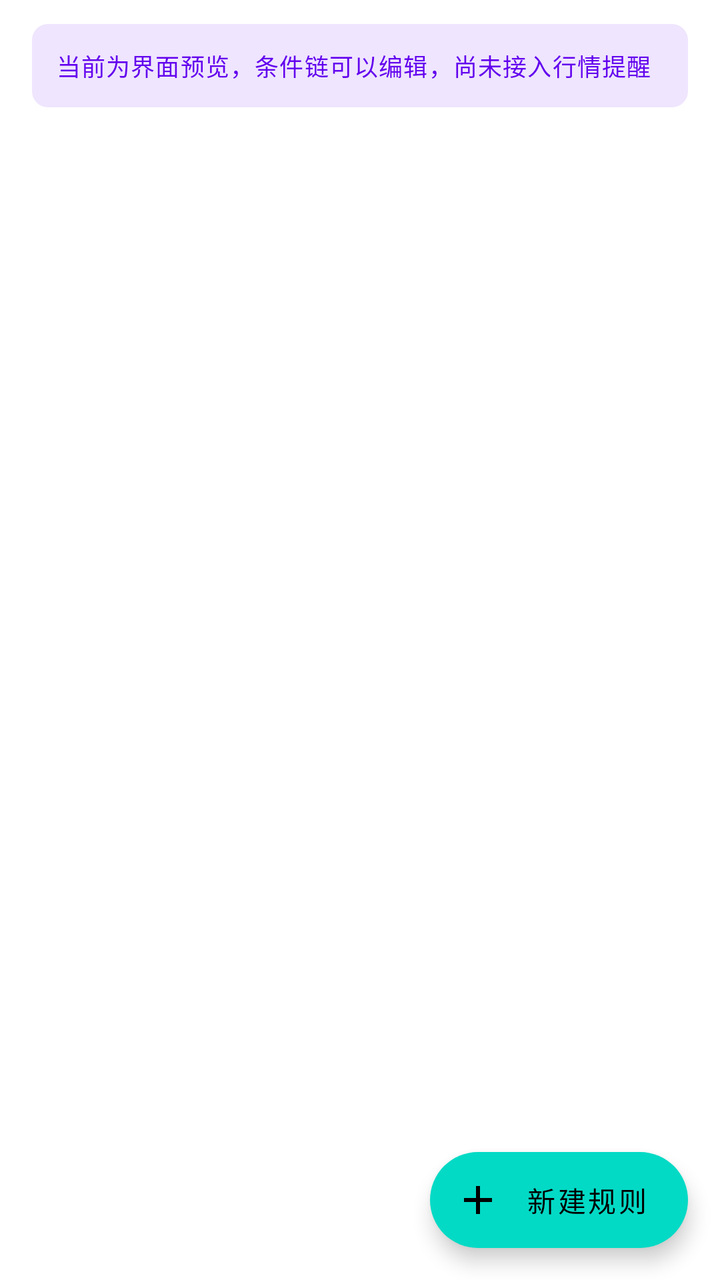
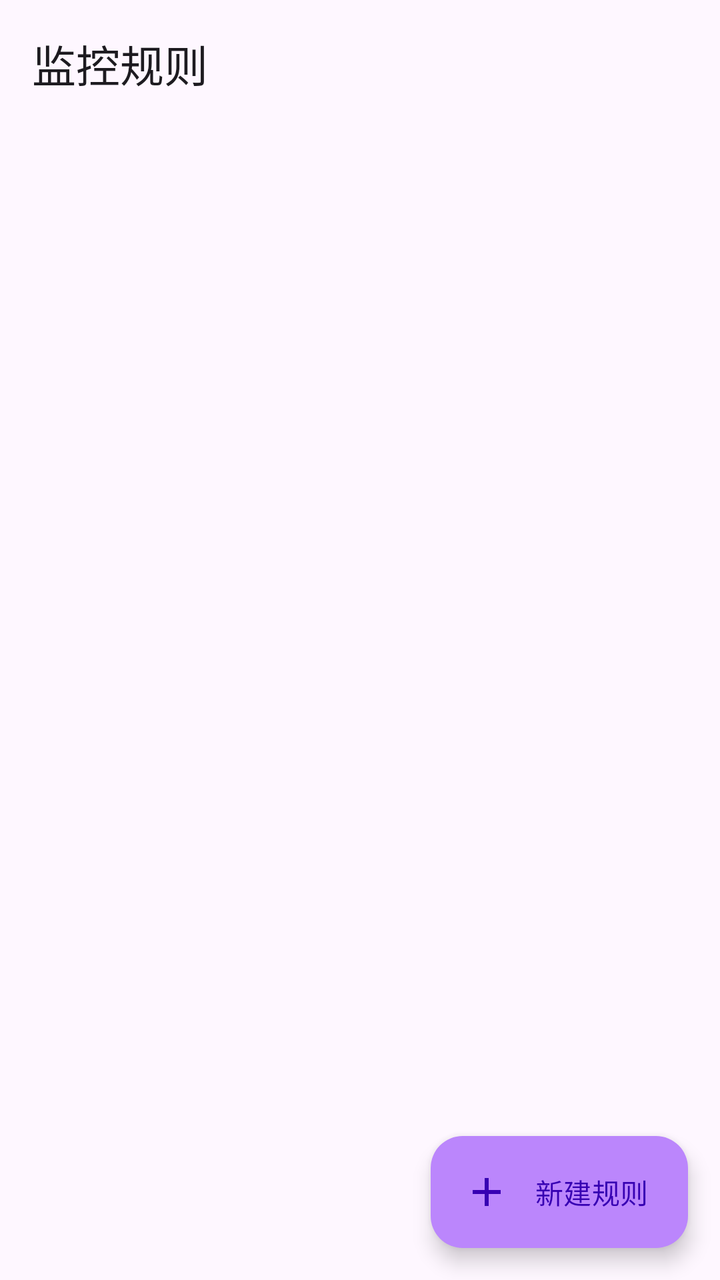

Before-and-after screenshots of an Android layout around one commit, followed by the original layout XML and the change that was made.
<!-- AndroidManifest.xml: application theme Theme.GPTest -->
<!-- res/layout/activity_alert_rules.xml -->
<?xml version="1.0" encoding="utf-8"?>
<androidx.coordinatorlayout.widget.CoordinatorLayout xmlns:android="http://schemas.android.com/apk/res/android"
    xmlns:app="http://schemas.android.com/apk/res-auto"
    android:layout_width="match_parent"
    android:layout_height="match_parent">

    <LinearLayout
        android:layout_width="match_parent"
        android:layout_height="match_parent"
        android:orientation="vertical">

        <TextView
            android:id="@+id/tvPreviewHint"
            android:layout_width="match_parent"
            android:layout_height="wrap_content"
            android:layout_marginStart="16dp"
            android:layout_marginTop="12dp"
            android:layout_marginEnd="16dp"
            android:background="@drawable/bg_alert_banner"
            android:padding="12dp"
            android:text="@string/alert_rules_preview_hint"
            android:textAppearance="?attr/textAppearanceCaption"
            android:textColor="?attr/colorPrimary" />

        <FrameLayout
            android:layout_width="match_parent"
            android:layout_height="0dp"
            android:layout_weight="1">

            <androidx.recyclerview.widget.RecyclerView
                android:id="@+id/rvAlertRules"
                android:layout_width="match_parent"
                android:layout_height="match_parent"
                android:clipToPadding="false"
                android:paddingStart="16dp"
                android:paddingTop="8dp"
                android:paddingEnd="16dp"
                android:paddingBottom="88dp" />

            <LinearLayout
                android:id="@+id/emptyState"
                android:layout_width="match_parent"
                android:layout_height="wrap_content"
                android:layout_gravity="center"
                android:gravity="center"
                android:orientation="vertical"
                android:padding="32dp"
                android:visibility="gone">

                <ImageView
                    android:layout_width="48dp"
                    android:layout_height="48dp"
                    android:contentDescription="@null"
                    android:src="@drawable/ic_notifications" />

                <TextView
                    android:layout_width="wrap_content"
                    android:layout_height="wrap_content"
                    android:layout_marginTop="16dp"
                    android:gravity="center"
                    android:text="@string/alert_rules_empty_title"
                    android:textAppearance="?attr/textAppearanceSubtitle1" />

                <TextView
                    android:layout_width="wrap_content"
                    android:layout_height="wrap_content"
                    android:layout_marginTop="8dp"
                    android:gravity="center"
                    android:text="@string/alert_rules_empty_subtitle"
                    android:textAppearance="?attr/textAppearanceBody2" />
            </LinearLayout>
        </FrameLayout>
    </LinearLayout>

    <com.google.android.material.floatingactionbutton.ExtendedFloatingActionButton
        android:id="@+id/fabAddRule"
        android:layout_width="wrap_content"
        android:layout_height="wrap_content"
        android:layout_gravity="bottom|end"
        android:layout_margin="16dp"
        android:text="@string/alert_rule_new"
        app:icon="@drawable/ic_add" />
</androidx.coordinatorlayout.widget.CoordinatorLayout>
<!-- resources referenced by this layout -->
<resources>
  <!-- drawable bg_alert_banner (drawable) -->
  <?xml version="1.0" encoding="utf-8"?>
  <shape xmlns:android="http://schemas.android.com/apk/res/android">
      <solid android:color="#1A6200EE" />
      <corners android:radius="8dp" />
  </shape>
  <!-- drawable ic_add (drawable) -->
  <vector xmlns:android="http://schemas.android.com/apk/res/android"
      android:width="24dp"
      android:height="24dp"
      android:viewportWidth="24"
      android:viewportHeight="24">
      <path
          android:fillColor="#FFFFFFFF"
          android:pathData="M19,13h-6v6h-2v-6H5v-2h6V5h2v6h6v2z" />
  </vector>
  <!-- drawable ic_notifications (drawable) -->
  <vector xmlns:android="http://schemas.android.com/apk/res/android"
      android:width="24dp"
      android:height="24dp"
      android:viewportWidth="24"
      android:viewportHeight="24"
      android:tint="?attr/colorPrimary">
      <path
          android:fillColor="@android:color/white"
          android:pathData="M12,22c1.1,0 2,-0.9 2,-2h-4c0,1.1 0.89,2 2,2zM18,16v-5c0,-3.07 -1.64,-5.64 -4.5,-6.32V4c0,-0.83 -0.67,-1.5 -1.5,-1.5s-1.5,0.67 -1.5,1.5v0.68C7.63,5.36 6,7.92 6,11v5l-2,2v1h16v-1l-2,-2z" />
  </vector>
  <string name="alert_rule_new">新建规则</string>
  <string name="alert_rules_empty_subtitle">添加一条规则，例如股价涨到某价、或两只股票同时满足条件时通知你</string>
  <string name="alert_rules_empty_title">还没有监控规则</string>
  <string name="alert_rules_preview_hint">当前为界面预览，条件链可以编辑，尚未接入行情提醒</string>
  <style name="Theme.GPTest" parent="Theme.MaterialComponents.DayNight.DarkActionBar">
          
          <item name="colorPrimary">@color/purple_500</item>
          <item name="colorPrimaryVariant">@color/purple_700</item>
          <item name="colorOnPrimary">@color/white</item>
          
          <item name="colorSecondary">@color/teal_200</item>
          <item name="colorSecondaryVariant">@color/teal_700</item>
          <item name="colorOnSecondary">@color/black</item>
          
          <item name="android:statusBarColor">?attr/colorPrimaryVariant</item>
          
      </style>
  <color name="purple_500">#FF6200EE</color>
  <color name="purple_700">#FF3700B3</color>
  <color name="white">#FFFFFFFF</color>
  <color name="teal_200">#FF03DAC5</color>
  <color name="teal_700">#FF018786</color>
  <color name="black">#FF000000</color>
</resources>

<!-- the commit's change to res/layout/activity_alert_rules.xml (unified diff, before → after) -->
@@ -2,74 +2,77 @@
 <androidx.coordinatorlayout.widget.CoordinatorLayout xmlns:android="http://schemas.android.com/apk/res/android"
     xmlns:app="http://schemas.android.com/apk/res-auto"
     android:layout_width="match_parent"
-    android:layout_height="match_parent">
+    android:layout_height="match_parent"
+    android:background="?attr/colorSurface">
 
     <LinearLayout
         android:layout_width="match_parent"
         android:layout_height="match_parent"
         android:orientation="vertical">
 
-        <TextView
-            android:id="@+id/tvPreviewHint"
+        <com.google.android.material.appbar.MaterialToolbar
+            android:id="@+id/toolbar"
             android:layout_width="match_parent"
             android:layout_height="wrap_content"
-            android:layout_marginStart="16dp"
-            android:layout_marginTop="12dp"
-            android:layout_marginEnd="16dp"
-            android:background="@drawable/bg_alert_banner"
-            android:padding="12dp"
-            android:text="@string/alert_rules_preview_hint"
-            android:textAppearance="?attr/textAppearanceCaption"
-            android:textColor="?attr/colorPrimary" />
+            android:background="?attr/colorSurface"
+            app:title="@string/alert_rules_title" />
 
-        <FrameLayout
+        <LinearLayout
+            android:id="@+id/content"
             android:layout_width="match_parent"
             android:layout_height="0dp"
-            android:layout_weight="1">
+            android:layout_weight="1"
+            android:orientation="vertical">
 
-            <androidx.recyclerview.widget.RecyclerView
-                android:id="@+id/rvAlertRules"
+            <FrameLayout
                 android:layout_width="match_parent"
-                android:layout_height="match_parent"
-                android:clipToPadding="false"
-                android:paddingStart="16dp"
-                android:paddingTop="8dp"
-                android:paddingEnd="16dp"
-                android:paddingBottom="88dp" />
+                android:layout_height="0dp"
+                android:layout_weight="1">
 
-            <LinearLayout
-                android:id="@+id/emptyState"
-                android:layout_width="match_parent"
-                android:layout_height="wrap_content"
-                android:layout_gravity="center"
-                android:gravity="center"
-                android:orientation="vertical"
-                android:padding="32dp"
-                android:visibility="gone">
+                <androidx.recyclerview.widget.RecyclerView
+                    android:id="@+id/rvAlertRules"
+                    android:layout_width="match_parent"
+                    android:layout_height="match_parent"
+                    android:clipToPadding="false"
+                    android:paddingStart="16dp"
+                    android:paddingTop="8dp"
+                    android:paddingEnd="16dp"
+                    android:paddingBottom="88dp" />
 
-                <ImageView
-                    android:layout_width="48dp"
-                    android:layout_height="48dp"
-                    android:contentDescription="@null"
-                    android:src="@drawable/ic_notifications" />
+                <LinearLayout
+                    android:id="@+id/emptyState"
+                    android:layout_width="match_parent"
+                    android:layout_height="wrap_content"
+                    android:layout_gravity="center"
+                    android:gravity="center"
+                    android:orientation="vertical"
+                    android:padding="32dp"
+                    android:visibility="gone">
 
-                <TextView
-                    android:layout_width="wrap_content"
-                    android:layout_height="wrap_content"
-                    android:layout_marginTop="16dp"
-                    android:gravity="center"
-                    android:text="@string/alert_rules_empty_title"
-                    android:textAppearance="?attr/textAppearanceSubtitle1" />
+                    <ImageView
+                        android:layout_width="48dp"
+                        android:layout_height="48dp"
+                        android:contentDescription="@null"
+                        android:src="@drawable/ic_notifications" />
 
-                <TextView
-                    android:layout_width="wrap_content"
-                    android:layout_height="wrap_content"
-                    android:layout_marginTop="8dp"
-                    android:gravity="center"
-                    android:text="@string/alert_rules_empty_subtitle"
-                    android:textAppearance="?attr/textAppearanceBody2" />
-            </LinearLayout>
-        </FrameLayout>
+                    <TextView
+                        android:layout_width="wrap_content"
+                        android:layout_height="wrap_content"
+                        android:layout_marginTop="16dp"
+                        android:gravity="center"
+                        android:text="@string/alert_rules_empty_title"
+                        android:textAppearance="?attr/textAppearanceSubtitle1" />
+
+                    <TextView
+                        android:layout_width="wrap_content"
+                        android:layout_height="wrap_content"
+                        android:layout_marginTop="8dp"
+                        android:gravity="center"
+                        android:text="@string/alert_rules_empty_subtitle"
+                        android:textAppearance="?attr/textAppearanceBody2" />
+                </LinearLayout>
+            </FrameLayout>
+        </LinearLayout>
     </LinearLayout>
 
     <com.google.android.material.floatingactionbutton.ExtendedFloatingActionButton
<!-- resource entries referenced after the edit -->
@@ -1,11 +1,5 @@
 <!-- resources referenced by this layout -->
 <resources>
-  <!-- drawable bg_alert_banner (drawable) -->
-  <?xml version="1.0" encoding="utf-8"?>
-  <shape xmlns:android="http://schemas.android.com/apk/res/android">
-      <solid android:color="#1A6200EE" />
-      <corners android:radius="8dp" />
-  </shape>
   <!-- drawable ic_add (drawable) -->
   <vector xmlns:android="http://schemas.android.com/apk/res/android"
       android:width="24dp"
@@ -30,23 +24,24 @@
   <string name="alert_rule_new">新建规则</string>
   <string name="alert_rules_empty_subtitle">添加一条规则，例如股价涨到某价、或两只股票同时满足条件时通知你</string>
   <string name="alert_rules_empty_title">还没有监控规则</string>
-  <string name="alert_rules_preview_hint">当前为界面预览，条件链可以编辑，尚未接入行情提醒</string>
-  <style name="Theme.GPTest" parent="Theme.MaterialComponents.DayNight.DarkActionBar">
-          
+  <string name="alert_rules_title">监控规则</string>
+  <style name="Theme.GPTest" parent="Theme.Material3.DayNight.NoActionBar">
           <item name="colorPrimary">@color/purple_500</item>
-          <item name="colorPrimaryVariant">@color/purple_700</item>
           <item name="colorOnPrimary">@color/white</item>
-          
-          <item name="colorSecondary">@color/teal_200</item>
-          <item name="colorSecondaryVariant">@color/teal_700</item>
-          <item name="colorOnSecondary">@color/black</item>
-          
-          <item name="android:statusBarColor">?attr/colorPrimaryVariant</item>
-          
+          <item name="colorPrimaryContainer">@color/purple_200</item>
+          <item name="colorOnPrimaryContainer">@color/purple_700</item>
+          <item name="colorSecondary">@color/teal_700</item>
+          <item name="colorOnSecondary">@color/white</item>
+          <item name="colorSecondaryContainer">@color/teal_200</item>
+          <item name="colorOnSecondaryContainer">@color/black</item>
+          <item name="android:statusBarColor">@android:color/transparent</item>
+          <item name="android:navigationBarColor">@android:color/transparent</item>
+          <item name="android:windowLightStatusBar">true</item>
       </style>
   <color name="purple_500">#FF6200EE</color>
   <color name="purple_700">#FF3700B3</color>
   <color name="white">#FFFFFFFF</color>
+  <color name="purple_200">#FFBB86FC</color>
   <color name="teal_200">#FF03DAC5</color>
   <color name="teal_700">#FF018786</color>
   <color name="black">#FF000000</color>
